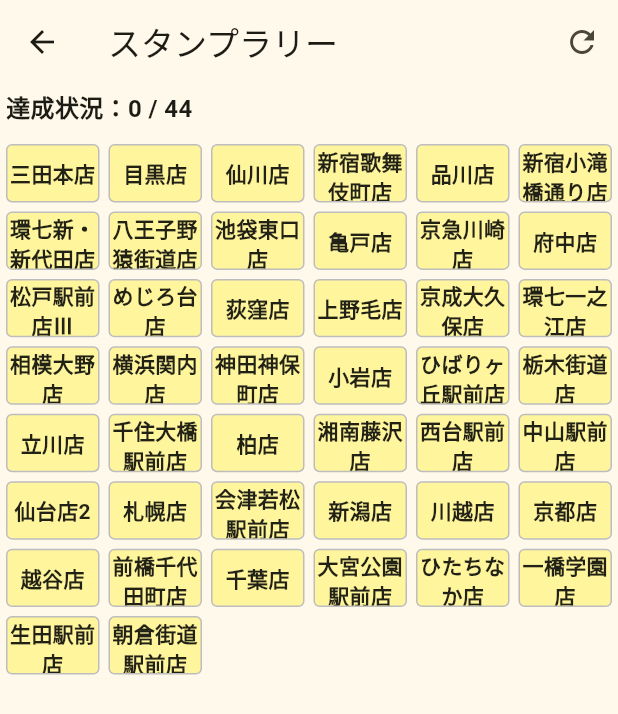
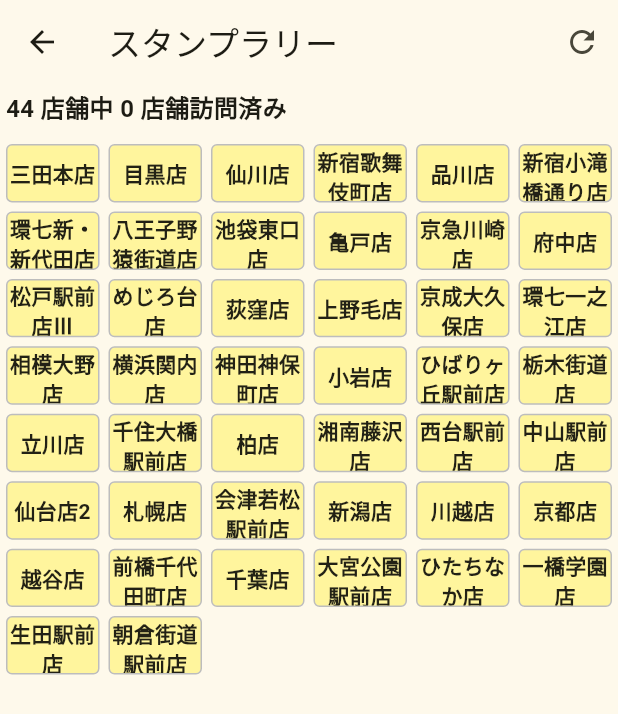
Before and after one commit to RamenJiro-vocational-school/ramen_jiro_vocational_school, a Flutter app: the StampRallyPage screen opened directly, on a phone screen of 412 x 824 dp. Shown: the top 714 px of the screen. Run offline on Flutter 3.47's test engine with Material 3 defaults, Android fonts, the phone set to English and light mode, and no system bars; our stand-ins replace flutter_map, latlong2, shared_preferences; accounts and stored records are empty.

Commit message:
スタンプラリー画面途中

```diff
--- a/lib/pages/stamp_rally_page.dart
+++ b/lib/pages/stamp_rally_page.dart
@@ -112,7 +112,7 @@ class _StampRallyPageState extends State<StampRallyPage> {
           crossAxisAlignment: CrossAxisAlignment.start,
           children: [
             Text(
-              '達成状況：$_visitedTotal / ${_stores.length}',
+              '${_stores.length} 店舗中 $_visitedTotal 店舗訪問済み',
               style: const TextStyle(fontSize: 16, fontWeight: FontWeight.bold),
             ),
             const SizedBox(height: 12),
```
